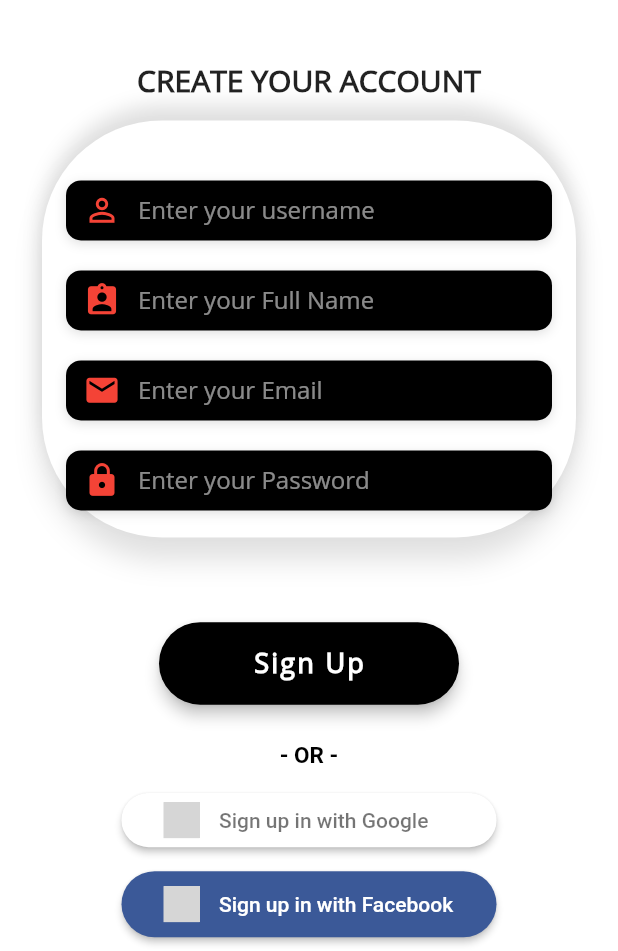
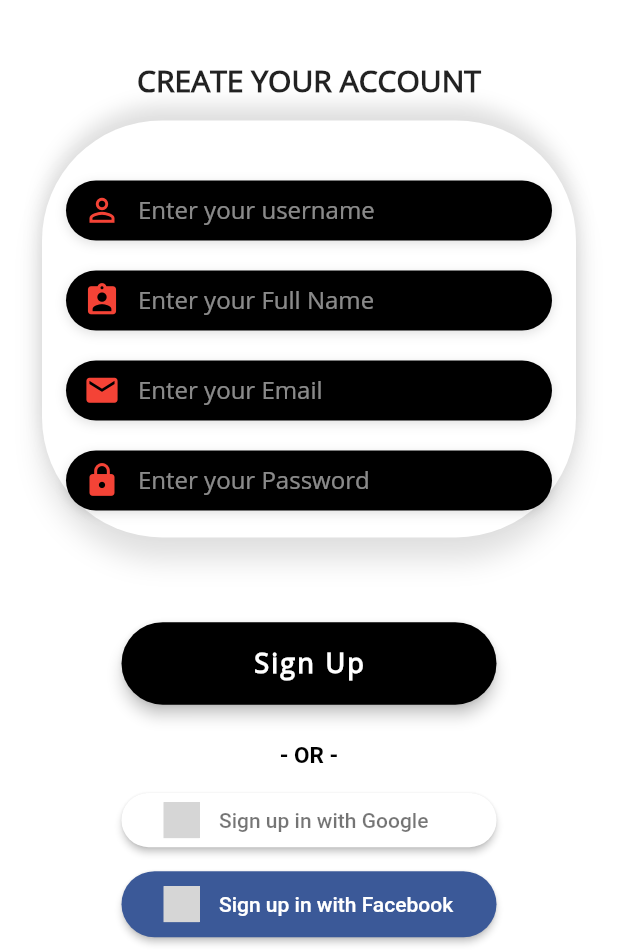
Before and after one commit to fikokwu/pint_size, a Flutter app: the SignUpScreen screen opened directly, on a phone screen of 412 x 824 dp, the part 285-1236 px from its top. Run offline on Flutter 3.47's test engine with Material 2 defaults, Android fonts, the phone set to English and light mode, and no system bars; our stand-ins replace flutter_screenutil, flutter_signin_button, shared_preferences, table_calendar; accounts and stored records are empty; grey boxes are pictures that could not be loaded.

Commit message:
minor astetic change to the buttons

```diff
--- a/lib/screens/signup_screen.dart
+++ b/lib/screens/signup_screen.dart
@@ -152,6 +152,7 @@ class _SignUpScreenState extends State<SignUpScreen> {
           alignment: Alignment.centerLeft,
           decoration: kBoxDecorationStyle,
           height: 40.0,
+
           child: TextField(
             obscureText: true,
             style: TextStyle(
@@ -178,7 +179,7 @@ class _SignUpScreenState extends State<SignUpScreen> {
   Widget _buildSignUpBtn() {
     return Container(
       padding: EdgeInsets.symmetric(vertical: 25.0),
-      width: 200,
+      width: 250,
       child: RaisedButton(
           elevation: 4.0,
           //onPressed: () => HomeScreen,
@@ -212,6 +213,7 @@ class _SignUpScreenState extends State<SignUpScreen> {
 
   Widget _builGoogleSignUpBtn() {
     return Container(
+      width: 250,
       child: Padding(
         padding: EdgeInsets.only(top: 10.0),
         child: SignInButton(
@@ -228,6 +230,7 @@ class _SignUpScreenState extends State<SignUpScreen> {
 
   Widget _buildFacebookSignUpBtn() {
     return Container(
+      width: 250,
       child: Padding(
         padding: EdgeInsets.only(top: 8.0),
         child: SignInButton(
--- a/lib/utilities/constants.dart
+++ b/lib/utilities/constants.dart
@@ -14,7 +14,7 @@ final kLabelStyle = TextStyle(
 
 final kBoxDecorationStyle = BoxDecoration(
   color: Colors.black,
-  borderRadius: BorderRadius.circular(10.0),
+  borderRadius: BorderRadius.circular(60.0),
   boxShadow: [
     BoxShadow(
       color: Colors.black12,
```
